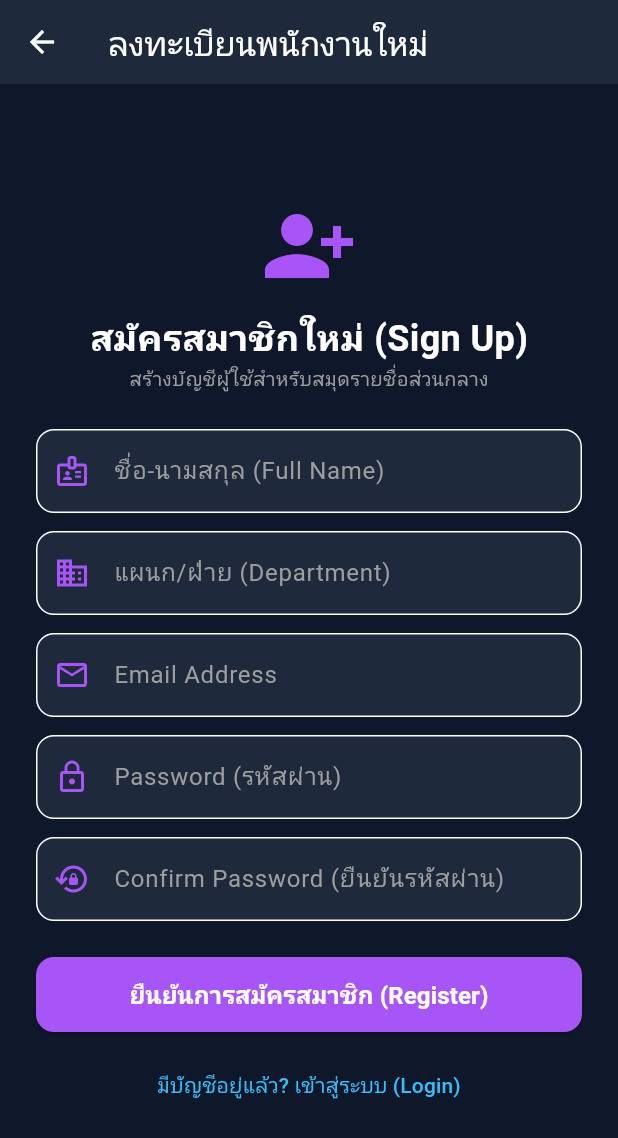
After one commit to Nunthawach/app_contact, a Flutter app: the screen it shows after launch, after a tap on "ยังไม่มีบัญชีผู้ใช้? สมัครสมาชิกใหม่ (Si", on a phone screen of 412 x 824 dp. The commit adds this screen. Shown: the top 1138 px of the screen. Run offline on Flutter 3.47's test engine with Material 3 defaults, Android fonts, the phone set to English and light mode, and no system bars; our stand-ins replace flutter_contacts, flutter_secure_storage, permission_handler, sqflite; accounts and stored records are empty; network calls fail.

Commit message:
Add full user registration system on Backend API and Flutter Mobile App

```diff
--- a/mobile_app/lib/screens/login_screen.dart
+++ b/mobile_app/lib/screens/login_screen.dart
@@ -1,6 +1,7 @@
 import 'package:flutter/material.dart';
 import '../services/api_service.dart';
 import 'scan_upload_screen.dart';
+import 'register_screen.dart';
 
 class LoginScreen extends StatefulWidget {
   const LoginScreen({Key? key}) : super(key: key);
@@ -130,6 +131,21 @@ class _LoginScreenState extends State<LoginScreen> {
                         ),
                 ),
               ),
+              const SizedBox(height: 16),
+
+              // Register Button Link
+              TextButton(
+                onPressed: () {
+                  Navigator.push(
+                    context,
+                    MaterialPageRoute(builder: (_) => const RegisterScreen()),
+                  );
+                },
+                child: const Text(
+                  'ยังไม่มีบัญชีผู้ใช้? สมัครสมาชิกใหม่ (Sign Up)',
+                  style: TextStyle(color: Color(0xFFA855F7), fontWeight: FontWeight.w600),
+                ),
+              ),
             ],
           ),
         ),
--- /dev/null
+++ b/mobile_app/lib/screens/register_screen.dart
@@ -0,0 +1,239 @@
+import 'package:flutter/material.dart';
+import '../services/api_service.dart';
+import 'scan_upload_screen.dart';
+
+class RegisterScreen extends StatefulWidget {
+  const RegisterScreen({Key? key}) : super(key: key);
+
+  @override
+  State<RegisterScreen> createState() => _RegisterScreenState();
+}
+
+class _RegisterScreenState extends State<RegisterScreen> {
+  final _fullNameController = TextEditingController();
+  final _emailController = TextEditingController();
+  final _departmentController = TextEditingController();
+  final _passwordController = TextEditingController();
+  final _confirmPasswordController = TextEditingController();
+
+  bool _isLoading = false;
+  String? _errorMessage;
+
+  Future<void> _handleRegister() async {
+    final fullName = _fullNameController.text.trim();
+    final email = _emailController.text.trim();
+    final department = _departmentController.text.trim();
+    final password = _passwordController.text.trim();
+    final confirmPassword = _confirmPasswordController.text.trim();
+
+    if (fullName.isEmpty || email.isEmpty || password.isEmpty) {
+      setState(() => _errorMessage = "กรุณากรอกข้อมูลสำคัญให้ครบถ้วน");
+      return;
+    }
+
+    if (!email.contains("@")) {
+      setState(() => _errorMessage = "รูปแบบอีเมลไม่ถูกต้อง");
+      return;
+    }
+
+    if (password.length < 4) {
+      setState(() => _errorMessage = "รหัสผ่านต้องมีอย่างน้อย 4 ตัวอักษร");
+      return;
+    }
+
+    if (password != confirmPassword) {
+      setState(() => _errorMessage = "รหัสผ่านและการยืนยันรหัสผ่านไม่ตรงกัน");
+      return;
+    }
+
+    setState(() {
+      _isLoading = true;
+      _errorMessage = null;
+    });
+
+    final res = await ApiService.register(
+      email: email,
+      password: password,
+      fullName: fullName,
+      department: department.isNotEmpty ? department : "General",
+    );
+
+    if (mounted) {
+      setState(() => _isLoading = false);
+      if (res['success'] == true) {
+        ScaffoldMessenger.of(context).showSnackBar(
+          const SnackBar(
+            content: Text("สมัครสมาชิกสำเร็จ! ยินดีต้อนรับสู่ระบบ"),
+            backgroundColor: Colors.green,
+          ),
+        );
+        Navigator.pushReplacement(
+          context,
+          MaterialPageRoute(builder: (_) => const ScanUploadScreen()),
+        );
+      } else {
+        setState(() {
+          _errorMessage = res['message'] ?? "การสมัครสมาชิกล้มเหลว";
+        });
+      }
+    }
+  }
+
+  @override
+  Widget build(BuildContext context) {
+    return Scaffold(
+      backgroundColor: const Color(0xFF0F172A),
+      appBar: AppBar(
+        title: const Text('ลงทะเบียนพนักงานใหม่'),
+        backgroundColor: const Color(0xFF1E293B),
+      ),
+      body: Center(
+        child: SingleChildScrollView(
+          padding: const EdgeInsets.all(24.0),
+          child: Column(
+            mainAxisAlignment: MainAxisAlignment.center,
+            children: [
+              const Icon(Icons.person_add_alt_1_sharp, size: 64, color: Color(0xFFA855F7)),
+              const SizedBox(height: 12),
+              const Text(
+                'สมัครสมาชิกใหม่ (Sign Up)',
+                style: TextStyle(
+                  fontSize: 24,
+                  fontWeight: FontWeight.bold,
+                  color: Colors.white,
+                ),
+              ),
+              const Text(
+                'สร้างบัญชีผู้ใช้สำหรับสมุดรายชื่อส่วนกลาง',
+                style: TextStyle(fontSize: 13, color: Colors.grey),
+              ),
+              const SizedBox(height: 24),
+
+              if (_errorMessage != null)
+                Container(
+                  padding: const EdgeInsets.all(12),
+                  margin: const EdgeInsets.only(bottom: 16),
+                  decoration: BoxDecoration(
+                    color: Colors.red.withOpacity(0.1),
+                    border: Border.all(color: Colors.redAccent),
+                    borderRadius: BorderRadius.circular(8),
+                  ),
+                  child: Row(
+                    children: [
+                      const Icon(Icons.error_outline, color: Colors.redAccent),
+                      const SizedBox(width: 8),
+                      Expanded(
+                        child: Text(_errorMessage!, style: const TextStyle(color: Colors.redAccent)),
+                      ),
+                    ],
+                  ),
+                ),
+
+              // Full Name
+              TextField(
+                controller: _fullNameController,
+                style: const TextStyle(color: Colors.white),
+                decoration: InputDecoration(
+                  labelText: 'ชื่อ-นามสกุล (Full Name)',
+                  labelStyle: const TextStyle(color: Colors.grey),
+                  prefixIcon: const Icon(Icons.badge_outlined, color: Color(0xFFA855F7)),
+                  filled: true,
+                  fillColor: const Color(0xFF1E293B),
+                  border: OutlineInputBorder(borderRadius: BorderRadius.circular(12)),
+                ),
+              ),
+              const SizedBox(height: 12),
+
+              // Department
+              TextField(
+                controller: _departmentController,
+                style: const TextStyle(color: Colors.white),
+                decoration: InputDecoration(
+                  labelText: 'แผนก/ฝ่าย (Department)',
+                  labelStyle: const TextStyle(color: Colors.grey),
+                  prefixIcon: const Icon(Icons.business_outlined, color: Color(0xFFA855F7)),
+                  filled: true,
+                  fillColor: const Color(0xFF1E293B),
+                  border: OutlineInputBorder(borderRadius: BorderRadius.circular(12)),
+                ),
+              ),
+              const SizedBox(height: 12),
+
+              // Email
+              TextField(
+                controller: _emailController,
+                keyboardType: TextInputType.emailAddress,
+                style: const TextStyle(color: Colors.white),
+                decoration: InputDecoration(
+                  labelText: 'Email Address',
+                  labelStyle: const TextStyle(color: Colors.grey),
+                  prefixIcon: const Icon(Icons.email_outlined, color: Color(0xFFA855F7)),
+                  filled: true,
+                  fillColor: const Color(0xFF1E293B),
+                  border: OutlineInputBorder(borderRadius: BorderRadius.circular(12)),
+                ),
+              ),
+              const SizedBox(height: 12),
+
+              // Password
+              TextField(
+                controller: _passwordController,
+                obscureText: true,
+                style: const TextStyle(color: Colors.white),
+                decoration: InputDecoration(
+                  labelText: 'Password (รหัสผ่าน)',
+                  labelStyle: const TextStyle(color: Colors.grey),
+                  prefixIcon: const Icon(Icons.lock_outline, color: Color(0xFFA855F7)),
+                  filled: true,
+                  fillColor: const Color(0xFF1E293B),
+                  border: OutlineInputBorder(borderRadius: BorderRadius.circular(12)),
+                ),
+              ),
+              const SizedBox(height: 12),
+
+              // Confirm Password
+              TextField(
+                controller: _confirmPasswordController,
+                obscureText: true,
+                style: const TextStyle(color: Colors.white),
+                decoration: InputDecoration(
+                  labelText: 'Confirm Password (ยืนยันรหัสผ่าน)',
+                  labelStyle: const TextStyle(color: Colors.grey),
+                  prefixIcon: const Icon(Icons.lock_reset_outlined, color: Color(0xFFA855F7)),
+                  filled: true,
+                  fillColor: const Color(0xFF1E293B),
+                  border: OutlineInputBorder(borderRadius: BorderRadius.circular(12)),
+                ),
+              ),
+              const SizedBox(height: 24),
+
+              SizedBox(
+                width: double.infinity,
+                height: 50,
+                child: ElevatedButton(
+                  onPressed: _isLoading ? null : _handleRegister,
+                  style: ElevatedButton.styleFrom(
+                    backgroundColor: const Color(0xFFA855F7),
+                    shape: RoundedRectangleBorder(borderRadius: BorderRadius.circular(12)),
+                  ),
+                  child: _isLoading
+                      ? const CircularProgressIndicator(color: Colors.white)
+                      : const Text(
+                          'ยืนยันการสมัครสมาชิก (Register)',
+                          style: TextStyle(fontSize: 16, fontWeight: FontWeight.bold, color: Colors.white),
+                        ),
+                ),
+              ),
+              const SizedBox(height: 12),
+
+              TextButton(
+                onPressed: () => Navigator.pop(context),
+                child: const Text('มีบัญชีอยู่แล้ว? เข้าสู่ระบบ (Login)', style: TextStyle(color: Color(0xFF38BDF8))),
+              ),
+            ],
+          ),
+        ),
+      ),
+    );
+  }
+}
--- a/mobile_app/lib/services/api_service.dart
+++ b/mobile_app/lib/services/api_service.dart
@@ -41,7 +41,39 @@ class ApiService {
     }
   }
 
-  /// 1. Login API
+  /// 1. Register API
+  static Future<Map<String, dynamic>> register({
+    required String email,
+    required String password,
+    required String fullName,
+    required String department,
+  }) async {
+    try {
+      final response = await http.post(
+        Uri.parse('$baseUrl/auth/register'),
+        headers: {'Content-Type': 'application/json'},
+        body: jsonEncode({
+          'email': email.trim(),
+          'password': password.trim(),
+          'full_name': fullName.trim(),
+          'department': department.trim(),
+        }),
+      );
+
+      final data = jsonDecode(response.body);
+      if (response.statusCode == 201) {
+        String token = data['access_token'];
+        await saveToken(token);
+        return {'success': true, 'data': data};
+      } else {
+        return {'success': false, 'message': data['detail'] ?? 'การสมัครสมาชิกล้มเหลว'};
+      }
+    } catch (e) {
+      return {'success': false, 'message': 'ไม่สามารถเชื่อมต่อเซิร์ฟเวอร์ได้'};
+    }
+  }
+
+  /// 2. Login API
   static Future<bool> login(String email, String password) async {
     try {
       final response = await http.post(
@@ -67,7 +99,7 @@ class ApiService {
     return false;
   }
 
-  /// 2. Upload Contacts API
+  /// 3. Upload Contacts API
   static Future<Map<String, dynamic>> uploadContacts(List<RawContactItemDto> contacts) async {
     String? token = await getToken();
     if (token == null || token.isEmpty) {
@@ -93,7 +125,7 @@ class ApiService {
     }
   }
 
-  /// 3. Sync Contacts API
+  /// 4. Sync Contacts API
   static Future<int> syncGlobalContacts() async {
     String? token = await getToken();
     if (token == null || token.isEmpty) {
```
Also changed, not shown: 2 other files.
